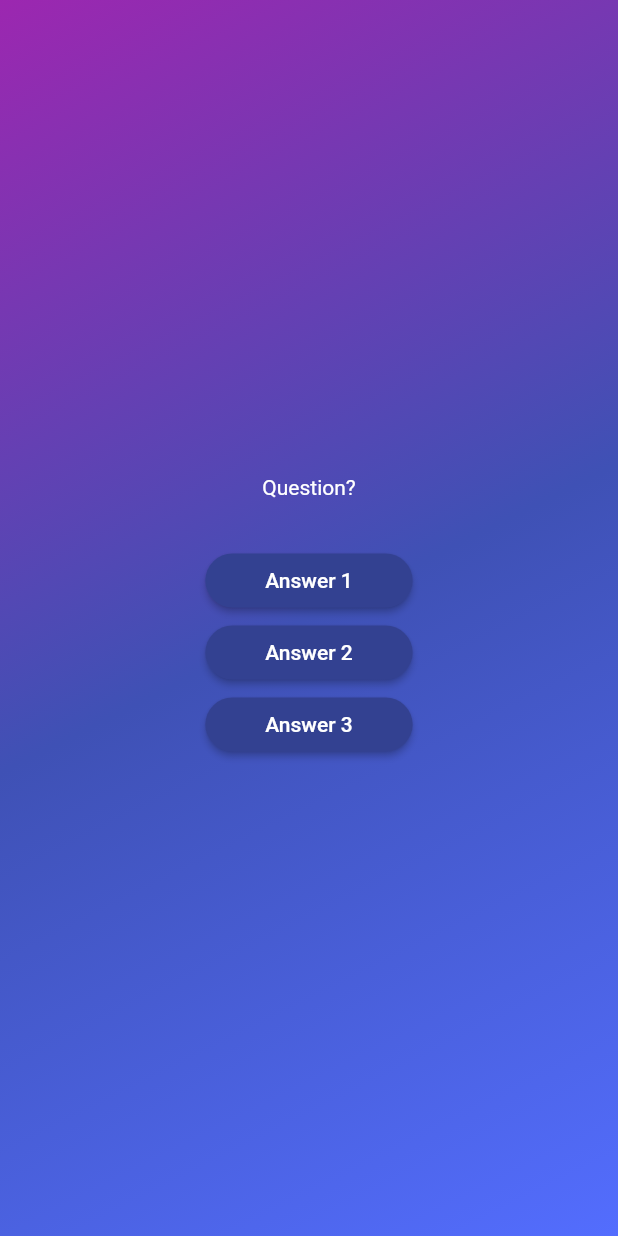
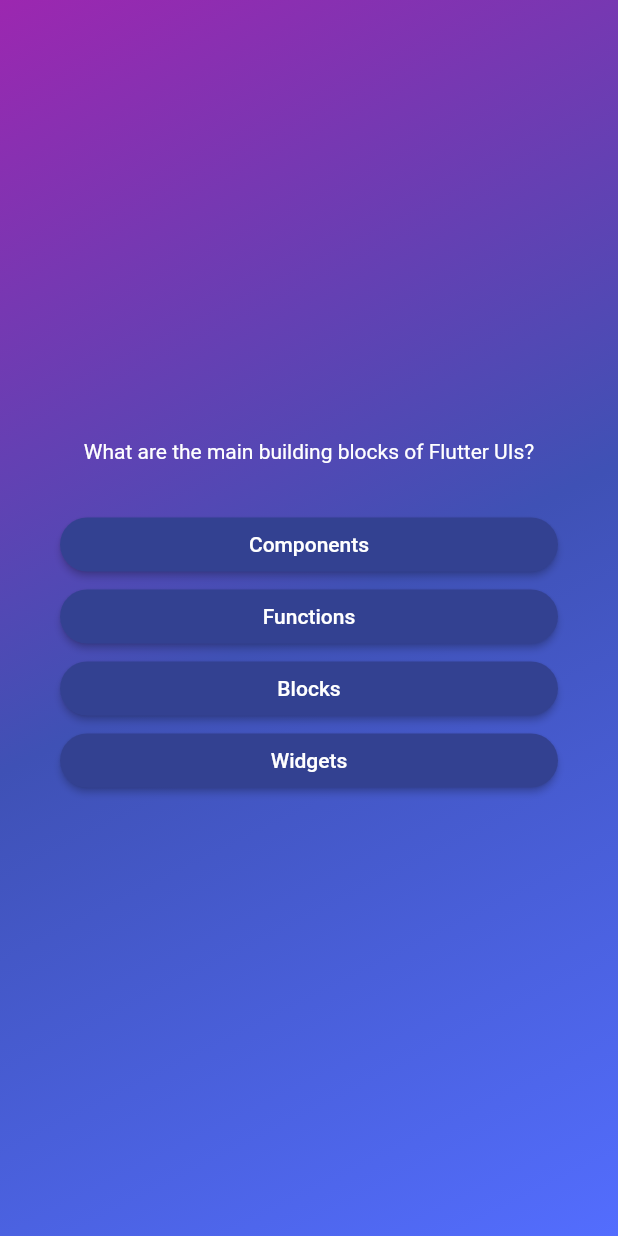
Before and after one commit to pukinidev/Flutter, a Flutter app: the screen it shows after launch, after a tap on "Start Quiz", on a phone screen of 412 x 824 dp. Run offline on Flutter 3.47's test engine with Material 2 defaults, Android fonts, the phone set to English and light mode, and no system bars.

Commit message:
more changes!

```diff
--- a/Proyects/quizapp/lib/data/questions.dart
+++ b/Proyects/quizapp/lib/data/questions.dart
@@ -1,6 +1,6 @@
 import 'package:quizapp/models/quiz_questions.dart';
 
-const question = [
+const questions = [
   QuizQuestion(
     'What are the main building blocks of Flutter UIs?',
     [
--- a/Proyects/quizapp/lib/models/quiz_questions.dart
+++ b/Proyects/quizapp/lib/models/quiz_questions.dart
@@ -2,4 +2,10 @@
   const QuizQuestion(this.text, this.answers);
   final String text;
   final List<String> answers;
+
+  List<String> getShuffledAnswers() {
+    final shuffledList = List.of(answers);
+    shuffledList.shuffle();
+    return shuffledList;
+  }
 }
--- a/Proyects/quizapp/lib/questions_screen.dart
+++ b/Proyects/quizapp/lib/questions_screen.dart
@@ -1,5 +1,6 @@
 import 'package:flutter/material.dart';
 import 'package:quizapp/answer_button.dart';
+import 'package:quizapp/data/questions.dart';
 
 class QuestionsScreen extends StatefulWidget {
   const QuestionsScreen({super.key});
@@ -9,31 +10,37 @@
 }
 
 class _QuestionsScreenState extends State<QuestionsScreen> {
+  var currentIndex = 0;
+
+  void answerQuestion() {
+    setState(() {
+      currentIndex += 1;
+    });
+  }
+
   @override
   Widget build(BuildContext context) {
+    final currentQuestion = questions[currentIndex];
+
     return SizedBox(
       width: double.infinity,
+      child: Container(
+        margin: const EdgeInsets.all(40),
         child: Column(
           mainAxisAlignment: MainAxisAlignment.center,
+          crossAxisAlignment: CrossAxisAlignment.stretch,
           children: [
-          const Text(
-            'Question?',
-            style: TextStyle(color: Colors.white),
+            Text(
+              currentQuestion.text,
+              textAlign: TextAlign.center,
+              style: const TextStyle(color: Colors.white),
             ),
             const SizedBox(height: 30),
-          AnswerButton(
-            answerText: 'Answer 1',
-            action: () {}
+            ...currentQuestion.getShuffledAnswers().map((answer) {
+              return AnswerButton(answerText: answer, action: answerQuestion);
+            }),
+          ],
         ),
-          AnswerButton(
-            answerText: 'Answer 2',
-            action: () {}
-          ),
-          AnswerButton(
-            answerText: 'Answer 3',
-            action: () {}
-          ),
-        ],
       ),
     );
   }
```
Lines whose indentation alone changed are shown as unchanged.
